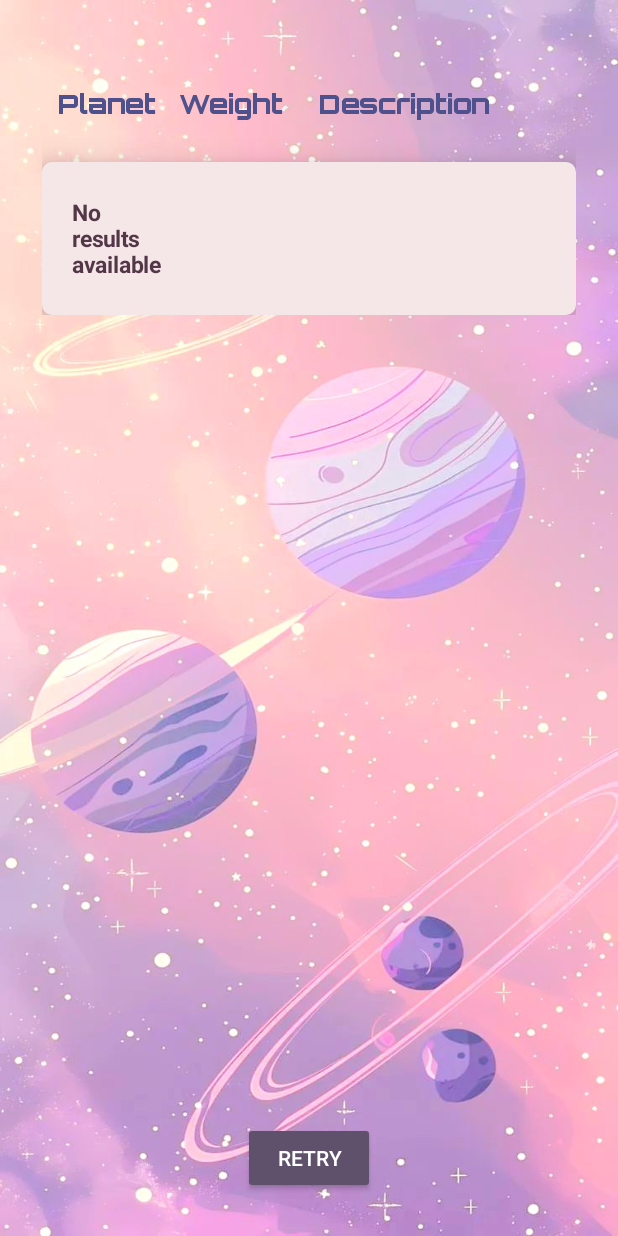
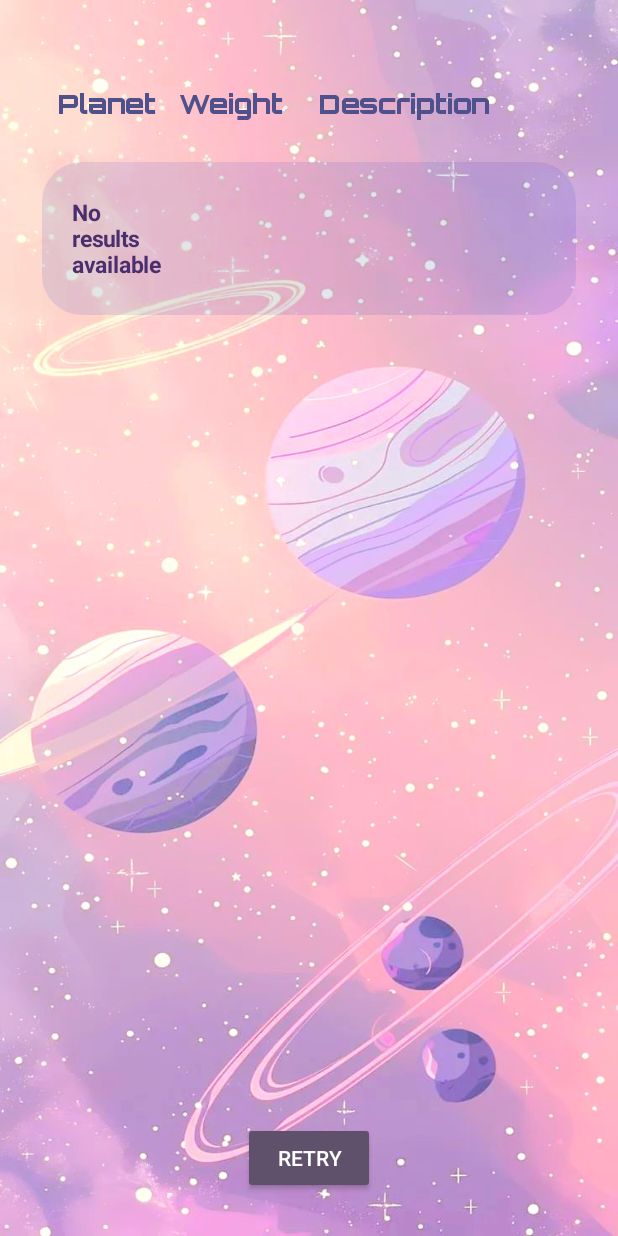
Before and after one commit to ezekielbrioso/MilkyWeigh, an Android app built with Jetpack Compose: the ResultsActivity screen opened directly, with no data from a screen before it, on a phone screen of 412 x 824 dp. Run offline under Robolectric (Android 15) with nearby library versions, the light colour scheme and no system bars.

Commit message:
Milky Weigh App - Changed BG Color and Corner Radius size

```diff
--- a/app/src/main/java/com/milkyweigh/ResultsActivity.kt
+++ b/app/src/main/java/com/milkyweigh/ResultsActivity.kt
@@ -69,7 +69,7 @@ class ResultsActivity : AppCompatActivity() {
 
             ).apply {
                 setMargins(0, 20, 0, 20)
-                setBackgroundColorWithRadius("#f5e6e8", 10f)
+                setBackgroundColorWithRadius("#1A1A2ECC", 40f)
             }
             setPadding(10,20,10,20)
 
@@ -81,21 +81,21 @@ class ResultsActivity : AppCompatActivity() {
             textSize = 15f
             setTypeface(null, Typeface.BOLD)
             setPadding(20, 10, 10, 20)
-            setTextColor(Color.parseColor("#533747"))
+            setTextColor(Color.parseColor("#4B2E6D"))
         }
 
         val weightTextView = TextView(this).apply {
             text = weight
             layoutParams = TableRow.LayoutParams(0, TableRow.LayoutParams.WRAP_CONTENT, 1.5f)
             setPadding(16, 16, 16, 20)
-            setTextColor(Color.parseColor("#533747"))
+            setTextColor(Color.parseColor("#4B2E6D"))
         }
 
         val descTextView = TextView(this).apply {
             text = description
             layoutParams = TableRow.LayoutParams(0, TableRow.LayoutParams.WRAP_CONTENT, 3f)
             setPadding(16, 16, 16, 20)
-            setTextColor(Color.parseColor("#533747"))
+            setTextColor(Color.parseColor("#4B2E6D"))
         }
 
         row.addView(nameTextView)
```
Also changed, not shown: 1 other file.
